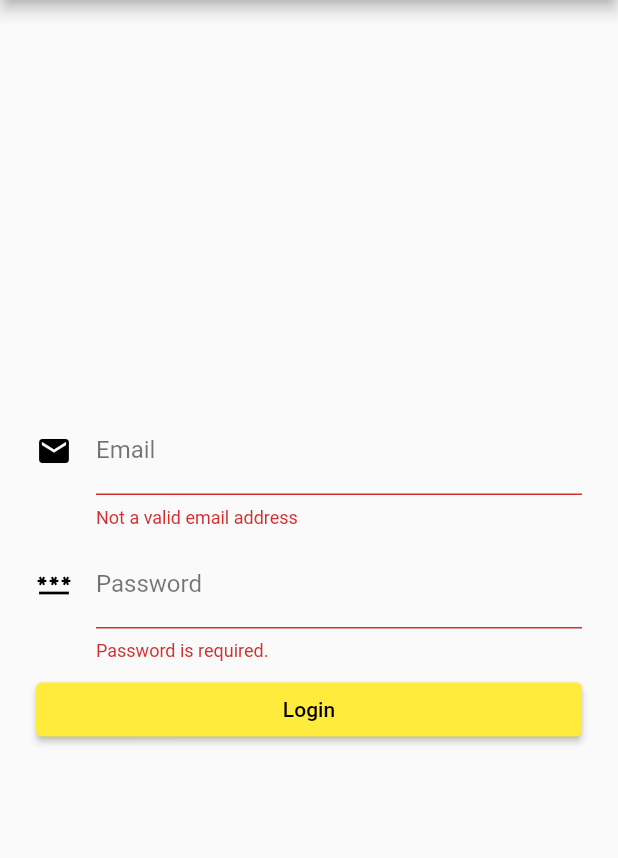
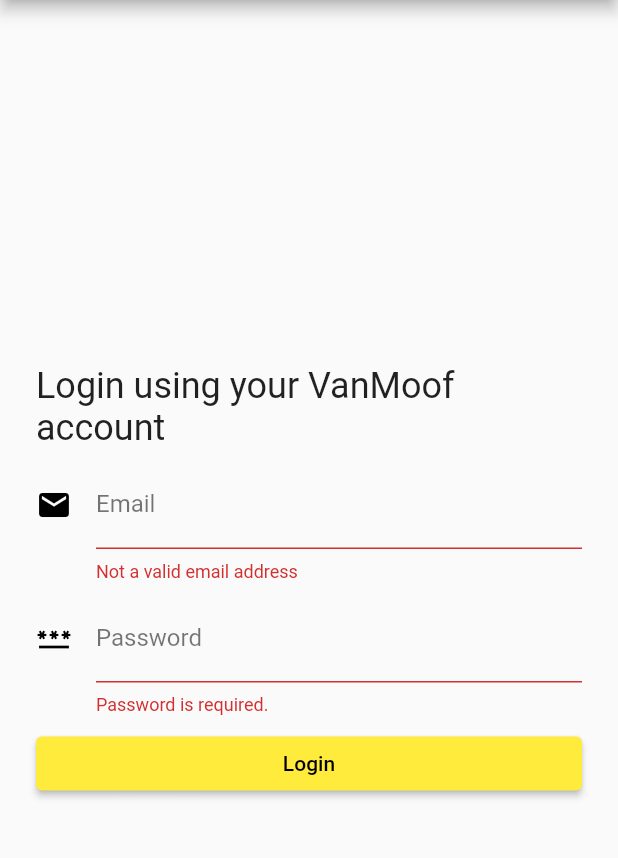
Before and after one commit to mjarkk/vanmoof-web-controller, a Flutter app: the screen it shows after launch, after a tap on "Login", on a phone screen of 412 x 824 dp, the part 84-942 px from its top. Run offline on Flutter 3.47's test engine with Material 2 defaults, Android fonts, the phone set to English and light mode, and no system bars; our stand-ins replace dio, email_validator, flutter_secure_storage, hive, hive_flutter; accounts and stored records are empty.

Commit message:
add basic routing

```diff
--- a/app/lib/local_storage.dart
+++ b/app/lib/local_storage.dart
@@ -1,4 +1,3 @@
-import 'package:hive/hive.dart';
 import 'package:hive_flutter/hive_flutter.dart';
 import 'package:flutter_secure_storage/flutter_secure_storage.dart';
 import 'dart:convert';
@@ -43,8 +42,10 @@ closeStorage() async {
 }
 
 Box<dynamic> _apiCredentialsBox() => Hive.box("apiCredentials");
+apiCredentialsBoxListenable() => _apiCredentialsBox().listenable();
 
 Box<dynamic> _bikeCredentialsBox() => Hive.box("bikeCredentials");
+bikeCredentialsBoxListenable() => _bikeCredentialsBox().listenable();
 
 storeApiTokens(ApiClient api) async {
   final store = _apiCredentialsBox();
@@ -55,7 +56,7 @@ storeApiTokens(ApiClient api) async {
   await store.flush();
 }
 
-ApiClient? obtainApiClientFromStorage() {
+ApiClient? obtainApiClient() {
   final store = _apiCredentialsBox();
   final token = store.get('token');
   final refreshToken = store.get('refreshToken');
--- a/app/lib/main.dart
+++ b/app/lib/main.dart
@@ -1,11 +1,11 @@
-import 'package:app/api.dart';
 import 'package:flutter/material.dart';
+import 'package:hive_flutter/hive_flutter.dart';
 import 'routes/login.dart';
 import 'local_storage.dart';
+import 'routes/home.dart';
 
 void main() async {
   await setupLocalStorage();
-  obtainBikes();
   runApp(const App());
 }
 
@@ -14,9 +14,7 @@ class App extends StatelessWidget {
 
   @override
   Widget build(BuildContext context) {
-    return MaterialApp(
-      title: 'Mooovy',
-      theme: ThemeData(
+    final theme = ThemeData(
       primarySwatch: Colors.yellow,
       hintColor: Colors.black54,
       toggleableActiveColor: Colors.black,
@@ -28,8 +26,26 @@ class App extends StatelessWidget {
         border: UnderlineInputBorder(),
         labelStyle: TextStyle(color: Colors.black54),
       ),
-      ),
-      home: const Login(),
+    );
+
+    final Map<String, WidgetBuilder> routes = {
+      '/login': (context) => const Login(),
+      '/home': (context) => const Home(),
+    };
+
+    String initialRoute = '/login';
+
+    final bikes = obtainBikes();
+    final api = obtainApiClient();
+    if (bikes.isNotEmpty && api != null) {
+      initialRoute = '/home';
+    }
+
+    return MaterialApp(
+      title: 'Mooovy',
+      theme: theme,
+      routes: routes,
+      initialRoute: initialRoute,
     );
   }
 }
--- a/app/lib/routes/login.dart
+++ b/app/lib/routes/login.dart
@@ -17,7 +17,7 @@ class _LoginState extends State<Login> {
   String _password = '';
   String? error;
 
-  submitForm() async {
+  submitForm(NavigatorState navigator) async {
     if (_formKey.currentState?.validate() != true) return;
     _formKey.currentState?.save();
     if (_email.isEmpty || _password.isEmpty) return;
@@ -32,6 +32,8 @@ class _LoginState extends State<Login> {
 
       await storeApiTokens(api);
       await storeBikes(bikes);
+
+      navigator.popAndPushNamed('/home');
     } catch (e) {
       setState(() {
         error = e.toString();
@@ -55,6 +57,13 @@ class _LoginState extends State<Login> {
               mainAxisAlignment: MainAxisAlignment.center,
               crossAxisAlignment: CrossAxisAlignment.stretch,
               children: <Widget>[
+                Padding(
+                  padding: const EdgeInsets.symmetric(vertical: 8),
+                  child: Text(
+                    'Login using your VanMoof account',
+                    style: Theme.of(context).textTheme.headline5,
+                  ),
+                ),
                 TextFormField(
                   decoration: const InputDecoration(
                     icon: Icon(Icons.email),
@@ -90,7 +99,7 @@ class _LoginState extends State<Login> {
                   ),
                 ),
                 ElevatedButton(
-                  onPressed: submitForm,
+                  onPressed: () => submitForm(Navigator.of(context)),
                   child: const Text('Login'),
                 ),
                 error != null
```
Also changed, not shown: app/lib/routes/home.dart (added, +19 -0 lines). Lines whose indentation alone changed are shown as unchanged.
